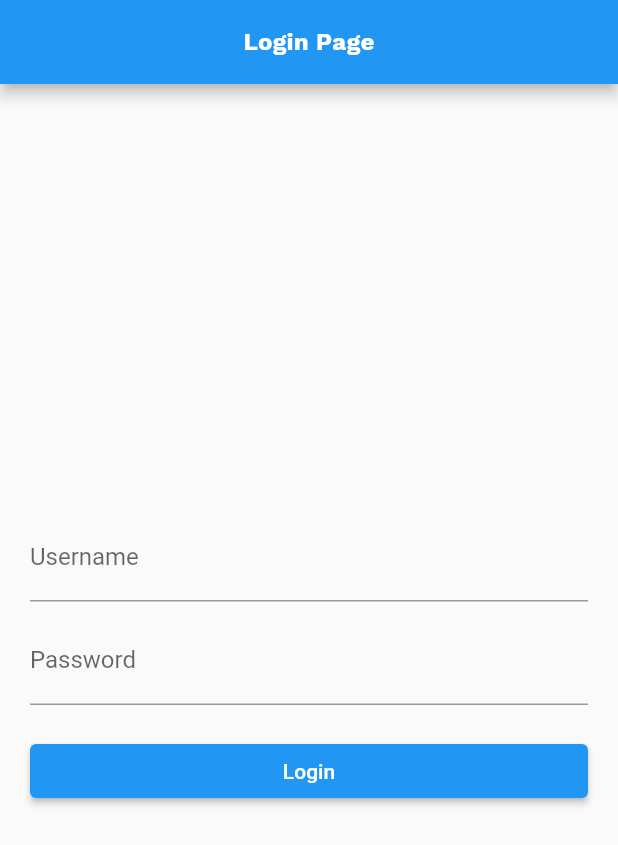
After one commit to AndrewCogi/BookStory-FrontEnd, a Flutter app: the LoginPage screen opened directly, on a phone screen of 412 x 824 dp. The commit adds this screen. Shown: the top 845 px of the screen. Run offline on Flutter 3.47's test engine with Material 2 defaults, Android fonts, the phone set to English and light mode, and no system bars; our stand-ins replace connectivity, permission_handler, speech_to_text; missing offline and left inert: amplify_analytics_pinpoint, amplify_auth_cognito, amplify_core, amplify_flutter.

Commit message:
add logs [login,logout] (timestamp,action), add login error handling, add verification error handling, add file [loading_screen.dart]

```diff
--- a/lib/custom_drawer/home_drawer.dart
+++ b/lib/custom_drawer/home_drawer.dart
@@ -1,4 +1,3 @@
-import 'package:amplify_core/amplify_core.dart';
 import 'package:book_story/screens/login_screen.dart';
 import 'package:book_story/theme/main_app_theme.dart';
 import 'package:book_story/utils/auth_service.dart';
@@ -16,6 +15,7 @@ class HomeDrawer extends StatefulWidget {
   final DrawerIndex? screenIndex;
   final Function(DrawerIndex)? callBackIndex;
   static bool? isLogin;
+  static String userEmail="";
 
   @override
   HomeDrawerState createState() => HomeDrawerState();
@@ -184,7 +184,7 @@ class HomeDrawerState extends State<HomeDrawer> {
     );
   }
   void onTappedLogout() async {
-    bool result = await onLogout();
+    bool result = await onLogout(HomeDrawer.userEmail);
     setState(() {
       HomeDrawer.isLogin = result;
     }); // TODO : refresh가 안된다..
--- /dev/null
+++ b/lib/screens/loading_screen.dart
@@ -0,0 +1,82 @@
+import 'package:flutter/material.dart';
+
+void main() {
+  runApp(MyApp());
+}
+
+class MyApp extends StatelessWidget {
+  @override
+  Widget build(BuildContext context) {
+    return MaterialApp(
+      home: LoginPage(),
+    );
+  }
+}
+
+class LoginPage extends StatefulWidget {
+  @override
+  _LoginPageState createState() => _LoginPageState();
+}
+
+class _LoginPageState extends State<LoginPage> {
+  bool isLoading = false;
+
+  void _loginButtonPressed() {
+    // Show loading screen and deactivate the main content
+    setState(() {
+      isLoading = true;
+    });
+
+    // Simulate login process
+    Future.delayed(Duration(seconds: 2), () {
+      // Once login is complete, hide loading screen and activate main content
+      setState(() {
+        isLoading = false;
+      });
+    });
+  }
+
+  @override
+  Widget build(BuildContext context) {
+    return Scaffold(
+      appBar: AppBar(
+        title: Text('Login Page'),
+      ),
+      body: Stack(
+        children: [
+          // Main content
+          Container(
+            padding: EdgeInsets.all(20.0),
+            child: Column(
+              mainAxisAlignment: MainAxisAlignment.center,
+              crossAxisAlignment: CrossAxisAlignment.stretch,
+              children: [
+                TextField(
+                  decoration: InputDecoration(labelText: 'Username'),
+                ),
+                SizedBox(height: 10),
+                TextField(
+                  decoration: InputDecoration(labelText: 'Password'),
+                  obscureText: true,
+                ),
+                SizedBox(height: 20),
+                ElevatedButton(
+                  onPressed: _loginButtonPressed,
+                  child: Text('Login'),
+                ),
+              ],
+            ),
+          ),
+          // Loading screen
+          if (isLoading)
+            Container(
+              color: Colors.black.withOpacity(0.3),
+              child: Center(
+                child: CircularProgressIndicator(),
+              ),
+            ),
+        ],
+      ),
+    );
+  }
+}
--- a/lib/screens/navigation_home_screen.dart
+++ b/lib/screens/navigation_home_screen.dart
@@ -49,6 +49,7 @@ class NavigationHomeScreenState extends State<NavigationHomeScreen>{
       safePrint('Successfully configured Amplify!');
       safePrint('Check auth state...');
       HomeDrawer.isLogin = await checkAuthState();
+      safePrint("HomeDrawer.isLogin : ${HomeDrawer.isLogin}");
     }
   }
 
```
Also changed, not shown: lib/screens/login_screen.dart (+14 -1 lines), lib/screens/verification_screen.dart (+8 -1 lines), lib/utils/auth_service.dart (+39 -8 lines), lib/utils/time_service.dart (added, +12 -0 lines).
